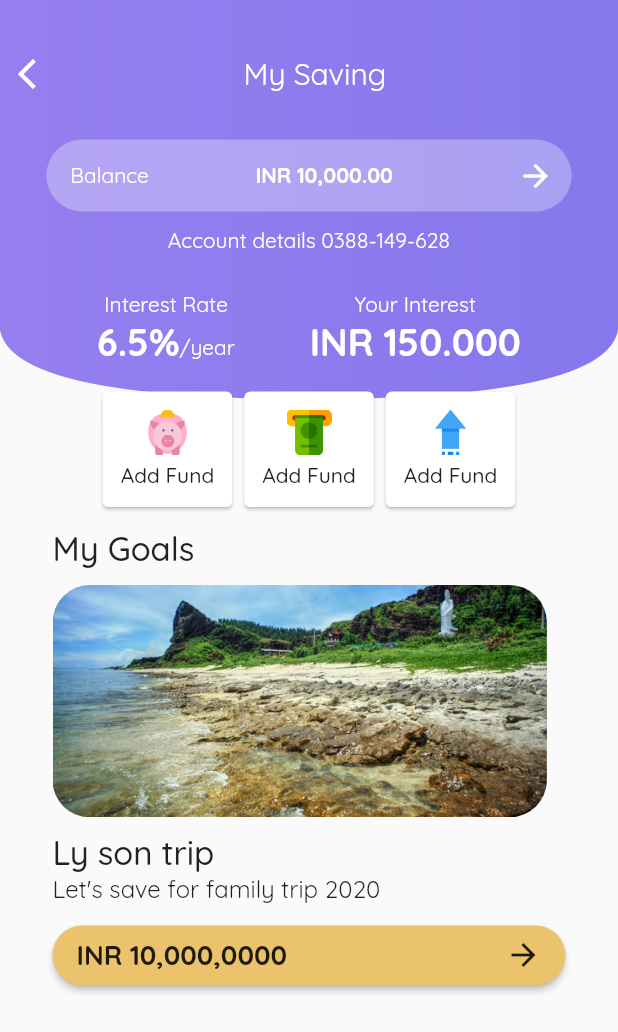
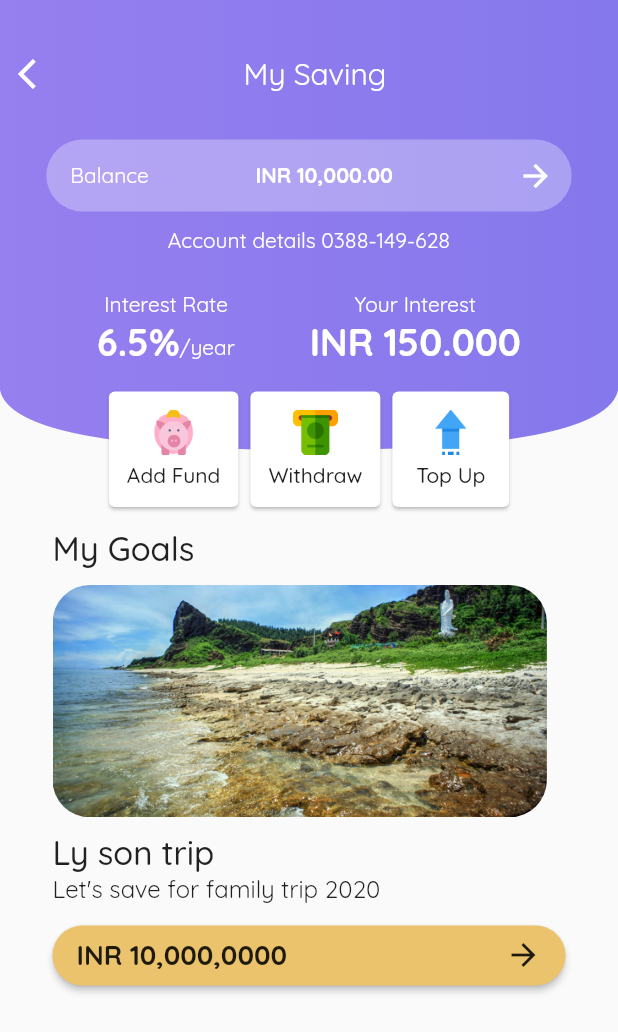
Before and after one commit to S2ShiroeS2/Learn-Flutter, a Flutter app: the screen it shows after launch, on a phone screen of 412 x 824 dp. Shown: the top 1032 px of the screen. Run offline on Flutter 3.47's test engine with Material 2 defaults, Android fonts, the phone set to English and light mode, and no system bars.

Commit message:
update content for card

```diff
--- a/flutter_code/lib/main.dart
+++ b/flutter_code/lib/main.dart
@@ -221,7 +221,7 @@ class HomePage extends StatelessWidget {
                                     height: 5.0,
                                   ),
                                   Text(
-                                    'Add Fund',
+                                    'Withdraw',
                                     style: TextStyle(
                                       fontWeight: FontWeight.w500,
                                     ),
@@ -243,7 +243,7 @@ class HomePage extends StatelessWidget {
                                     height: 5.0,
                                   ),
                                   Text(
-                                    'Add Fund',
+                                    ' Top Up ',
                                     style: TextStyle(
                                       fontWeight: FontWeight.w500,
                                     ),
@@ -375,19 +375,19 @@ class CustomBlueClipper extends CustomClipper<Path> {
   @override
   Path getClip(Size size) {
     var path = Path();
-    path.lineTo(0.0, size.height - 80);
+    path.lineTo(0.0, size.height - 40);
 
-    var firstControlPoint = Offset(size.width * 0.02, size.height - 34);
-    var fistEndPoint = Offset(size.width / 2, size.height - 34);
+    var firstControlPoint = Offset(size.width * 0.02, size.height);
+    var fistEndPoint = Offset(size.width / 2, size.height);
     path.quadraticBezierTo(firstControlPoint.dx, firstControlPoint.dy,
         fistEndPoint.dx, fistEndPoint.dy);
 
-    var secondControlPoint = Offset(size.width * 0.98, size.height - 34);
-    var secondEndPoint = Offset(size.width, size.height - 80);
+    var secondControlPoint = Offset(size.width * 0.98, size.height);
+    var secondEndPoint = Offset(size.width, size.height - 40);
     path.quadraticBezierTo(secondControlPoint.dx, secondControlPoint.dy,
         secondEndPoint.dx, secondEndPoint.dy);
 
-    path.lineTo(size.width, size.height - 80);
+    path.lineTo(size.width, size.height - 40);
     path.lineTo(size.width, 0.0);
     path.close();
     return path;
```
